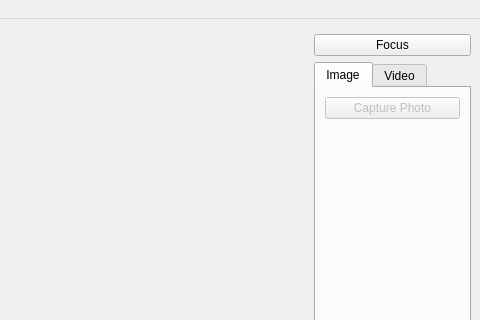
Old version of the form camera.ui in the repository K1ll3rGaming/QtCam-; both pictures show x 188 to 668 and y 0 to 320 of the 668 by 422 pixel window.
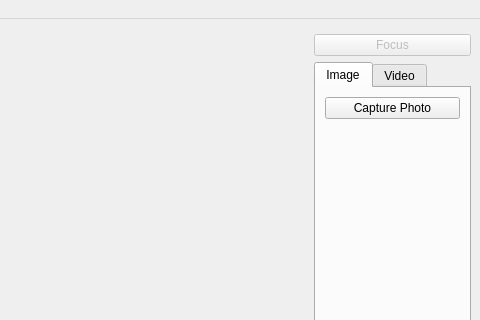
New version of the form. Custom widgets are drawn as their Qt base class.

What changed in the file:
```diff
--- a/camera.ui
+++ b/camera.ui
@@ -121,6 +121,9 @@
     </item>
     <item row="1" column="1" colspan="2">
      <widget class="QPushButton" name="lockButton">
+      <property name="enabled">
+       <bool>false</bool>
+      </property>
       <property name="text">
        <string>Focus</string>
       </property>
@@ -139,7 +142,7 @@
         <item row="0" column="0">
          <widget class="QPushButton" name="takeImageButton">
           <property name="enabled">
-           <bool>false</bool>
+           <bool>true</bool>
           </property>
           <property name="text">
            <string>Capture Photo</string>
```
